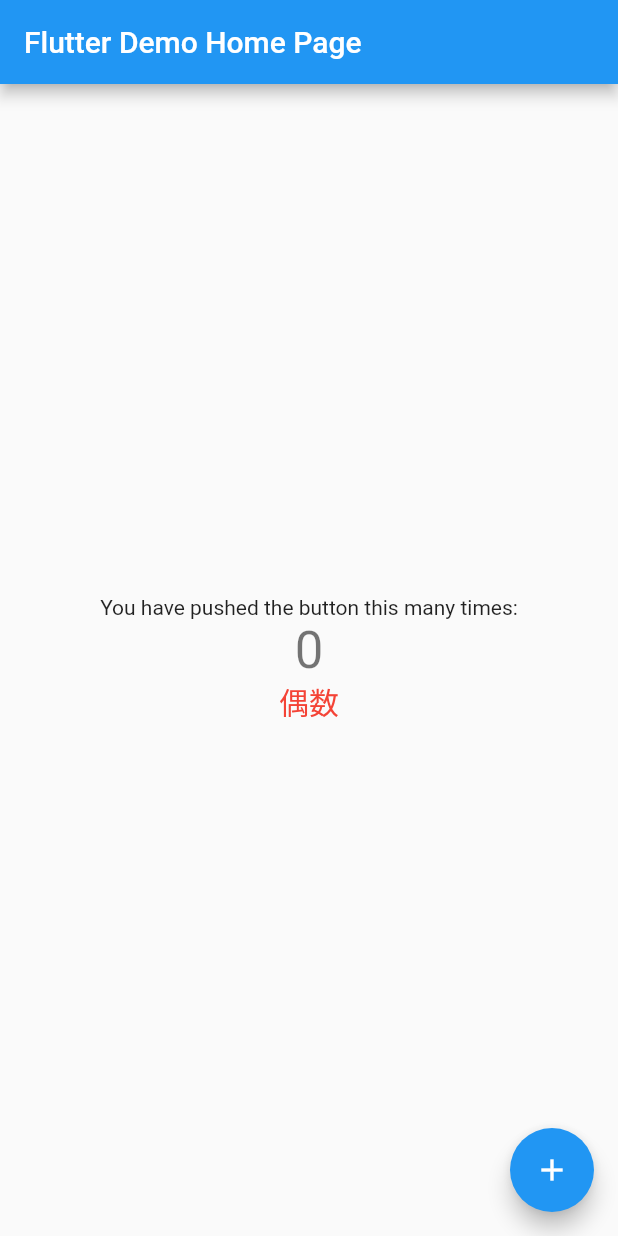
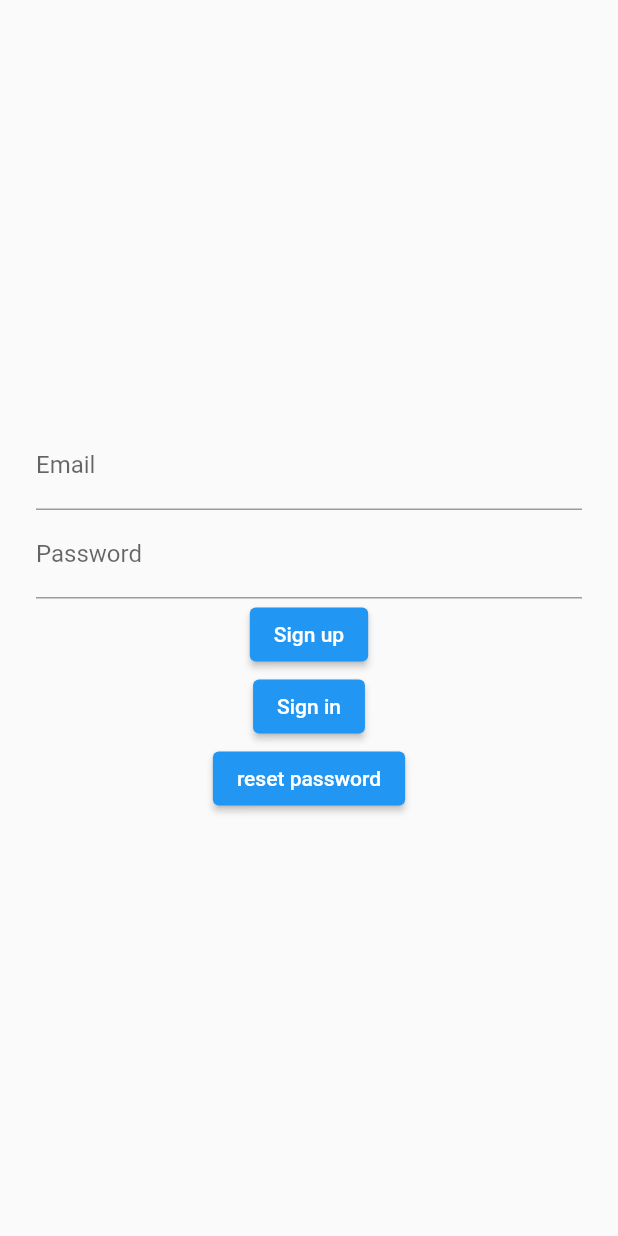
Before and after one commit to SugitaMotoki/chiken, a Flutter app: the screen it shows after launch, on a phone screen of 412 x 824 dp. Run offline on Flutter 3.47's test engine with Material 2 defaults, Android fonts, the phone set to English and light mode, and no system bars; our stand-ins replace firebase_auth, firebase_core; accounts and stored records are empty.

```diff
--- a/lib/main.dart
+++ b/lib/main.dart
@@ -1,6 +1,13 @@
 import 'package:flutter/material.dart';
+import 'package:firebase_auth/firebase_auth.dart';
+import 'package:firebase_core/firebase_core.dart';
+import 'firebase_options.dart';
 
-void main() {
+void main() async {
+  WidgetsFlutterBinding.ensureInitialized();
+  await Firebase.initializeApp(
+    options: DefaultFirebaseOptions.currentPlatform,
+  );
   runApp(const MyApp());
 }
 
@@ -28,49 +35,80 @@ class MyHomePage extends StatefulWidget {
 }
 
 class _MyHomePageState extends State<MyHomePage> {
-  int _counter = 0;
-  String _type = "偶数";
-
-  void _incrementCounter() {
-    setState(() {
-      _counter++;
-      if (_counter % 2 == 0) {
-        _type = "偶数";
-      } else {
-        _type = "奇数";
-      }
-    });
-  }
+  String _email = "";
+  String _password = "";
 
   @override
   Widget build(BuildContext context) {
     return Scaffold(
-      appBar: AppBar(
-        title: Text(widget.title),
-      ),
       body: Center(
+        child: Container(
+          padding: const EdgeInsets.all(24),
           child: Column(
             mainAxisAlignment: MainAxisAlignment.center,
             children: <Widget>[
-            const Text(
-              'You have pushed the button this many times:',
+              TextFormField(
+                decoration: const InputDecoration(labelText: 'Email'),
+                onChanged: (String value) {
+                  setState(() {
+                    _email = value;
+                  });
+                },
               ),
-            Text(
-              '$_counter',
-              style: Theme.of(context).textTheme.headlineMedium,
+              TextField(
+                decoration: const InputDecoration(labelText: 'Password'),
+                onChanged: (String value) {
+                  setState(() {
+                    _password = value;
+                  });
+                },
               ),
-            Text(_type,
-                style: const TextStyle(
-                  fontSize: 20,
-                  color: Colors.red,
-                ))
+              ElevatedButton(
+                child: const Text("Sign up"),
+                onPressed: () async {
+                  try {
+                    final User? user = (await FirebaseAuth.instance
+                            .createUserWithEmailAndPassword(
+                                email: _email, password: _password))
+                        .user;
+                    if (user != null) {
+                      print("User created: ${user.email}, ${user.uid}");
+                    }
+                  } catch (e) {
+                    print(e);
+                  }
+                },
+              ),
+              ElevatedButton(
+                  child: const Text("Sign in"),
+                  onPressed: () async {
+                    try {
+                      final User? user = (await FirebaseAuth.instance
+                              .signInWithEmailAndPassword(
+                                  email: _email, password: _password))
+                          .user;
+                      if (user != null) {
+                        print("User signed in: ${user.email}, ${user.uid}");
+                      }
+                    } catch (e) {
+                      print(e);
+                    }
+                  }),
+              ElevatedButton(
+                child: const Text("reset password"),
+                onPressed: () async {
+                  try {
+                    await FirebaseAuth.instance
+                        .sendPasswordResetEmail(email: _email);
+                    print("Password reset email sent");
+                  } catch (e) {
+                    print(e);
+                  }
+                },
+              )
             ],
           ),
         ),
-      floatingActionButton: FloatingActionButton(
-        onPressed: _incrementCounter,
-        tooltip: 'Increment',
-        child: const Icon(Icons.add),
       ),
     );
   }
```
Lines whose indentation alone changed are shown as unchanged.
